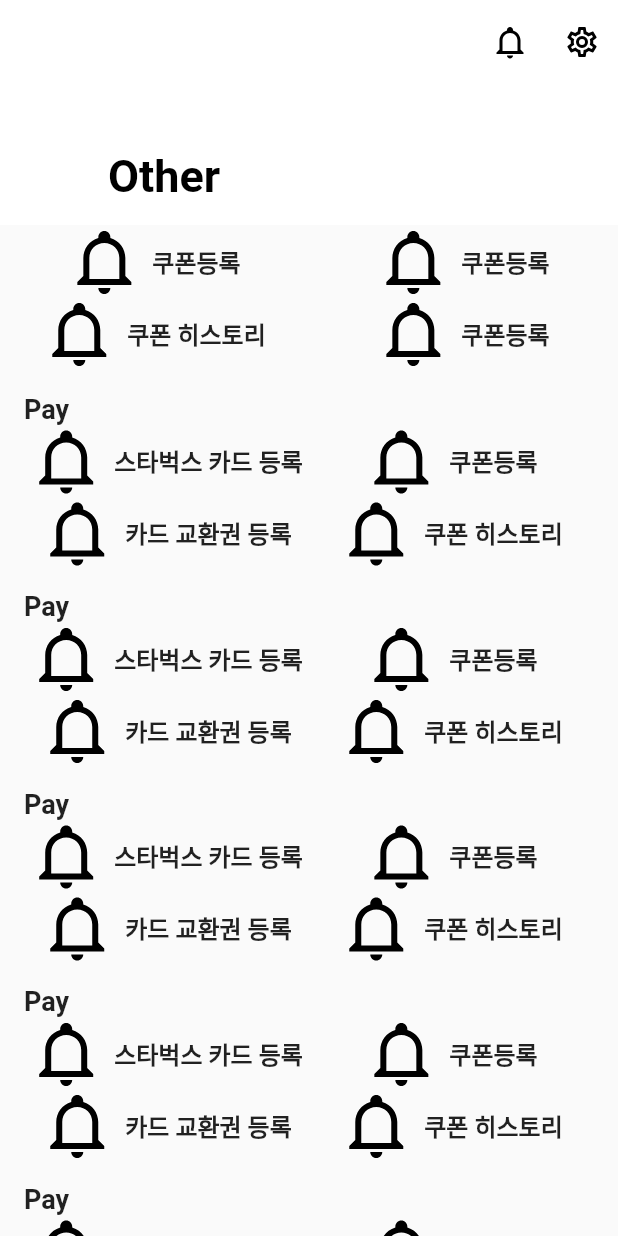
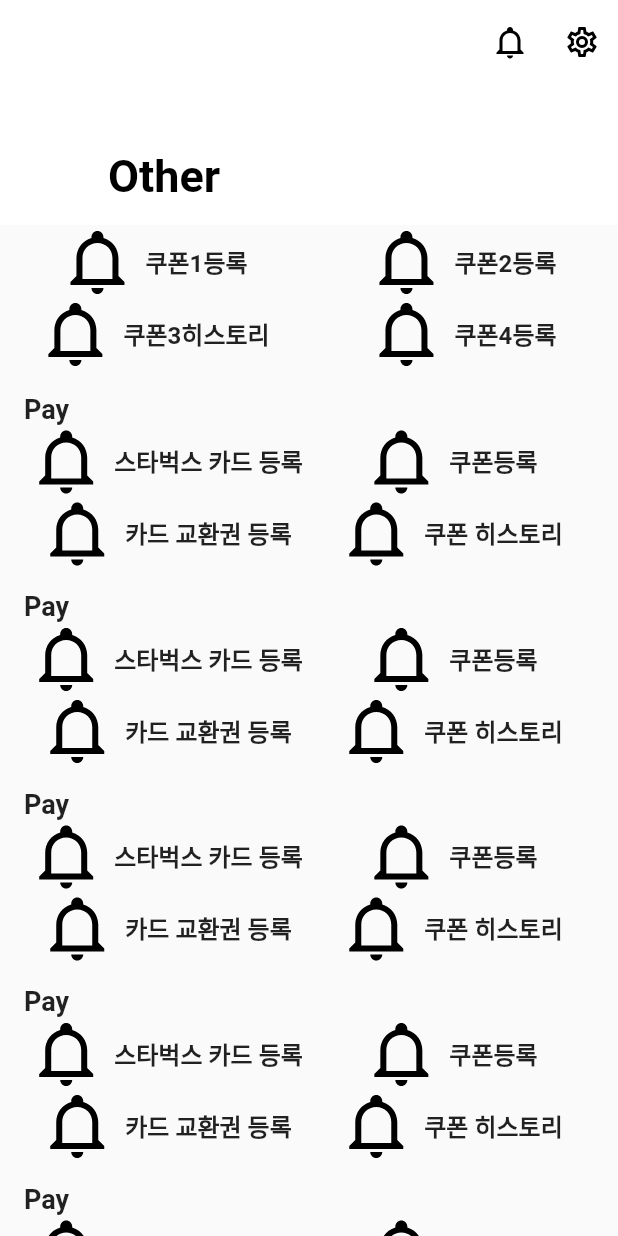
Before and after one commit to higun295/FlutterCollection, a Flutter app: the Other screen opened directly, on a phone screen of 412 x 824 dp. Run offline on Flutter 3.47's test engine with Material 2 defaults, Android fonts, the phone set to English and light mode, and no system bars; our stand-ins replace flutter_svg, webview_flutter.

Commit message:
20230522_1

```diff
--- a/starbucks/lib/Views/Other.dart
+++ b/starbucks/lib/Views/Other.dart
@@ -33,14 +33,14 @@ class Other extends StatelessWidget {
               children: [
                 TableRow(
                   children: [
-                    MenuButton(icon: 'images/bell.svg', label: '쿠폰등록'),
-                    MenuButton(icon: 'images/bell.svg', label: '쿠폰등록'),
+                    MenuButton(icon: 'images/bell.svg', label: '쿠폰1등록'),
+                    MenuButton(icon: 'images/bell.svg', label: '쿠폰2등록'),
                   ],
                 ),
                 TableRow(
                   children: [
-                    MenuButton(icon: 'images/bell.svg', label: '쿠폰 히스토리'),
-                    MenuButton(icon: 'images/bell.svg', label: '쿠폰등록'),
+                    MenuButton(icon: 'images/bell.svg', label: '쿠폰3히스토리'),
+                    MenuButton(icon: 'images/bell.svg', label: '쿠폰4등록'),
                   ],
                 ),
               ],
```
Also changed, not shown: starbucks/lib/Widgets/MenuGrid.dart (added).
